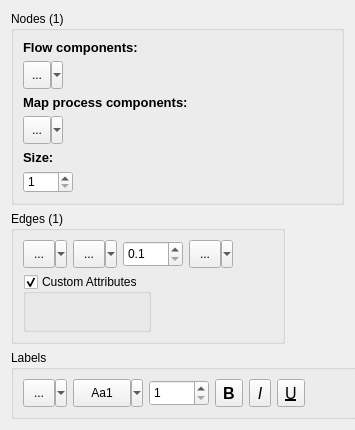
Qt form src/commonui/CNodeEdgePropertiesUI.ui (wojtek48/qvge) before a commit.
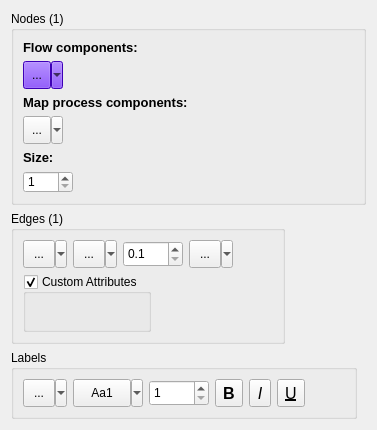
The same form after that commit. Custom widgets are drawn as their Qt base class.

Patch:
```diff
--- a/src/commonui/CNodeEdgePropertiesUI.ui
+++ b/src/commonui/CNodeEdgePropertiesUI.ui
@@ -6,7 +6,7 @@
    <rect>
     <x>0</x>
     <y>0</y>
-    <width>355</width>
+    <width>377</width>
     <height>430</height>
    </rect>
   </property>
@@ -600,6 +600,9 @@
       </item>
       <item row="2" column="0">
        <widget class="QSint::QSplitButton" name="NodeFlowShape">
+        <property name="enabled">
+         <bool>true</bool>
+        </property>
         <property name="minimumSize">
          <size>
           <width>40</width>
@@ -612,6 +615,448 @@
           <height>28</height>
          </size>
         </property>
+        <property name="palette">
+         <palette>
+          <active>
+           <colorrole role="WindowText">
+            <brush brushstyle="SolidPattern">
+             <color alpha="255">
+              <red>0</red>
+              <green>0</green>
+              <blue>0</blue>
+             </color>
+            </brush>
+           </colorrole>
+           <colorrole role="Button">
+            <brush brushstyle="SolidPattern">
+             <color alpha="255">
+              <red>85</red>
+              <green>0</green>
+              <blue>255</blue>
+             </color>
+            </brush>
+           </colorrole>
+           <colorrole role="Light">
+            <brush brushstyle="SolidPattern">
+             <color alpha="255">
+              <red>170</red>
+              <green>127</green>
+              <blue>255</blue>
+             </color>
+            </brush>
+           </colorrole>
+           <colorrole role="Midlight">
+            <brush brushstyle="SolidPattern">
+             <color alpha="255">
+              <red>127</red>
+              <green>63</green>
+              <blue>255</blue>
+             </color>
+            </brush>
+           </colorrole>
+           <colorrole role="Dark">
+            <brush brushstyle="SolidPattern">
+             <color alpha="255">
+              <red>42</red>
+              <green>0</green>
+              <blue>127</blue>
+             </color>
+            </brush>
+           </colorrole>
+           <colorrole role="Mid">
+            <brush brushstyle="SolidPattern">
+             <color alpha="255">
+              <red>56</red>
+              <green>0</green>
+              <blue>170</blue>
+             </color>
+            </brush>
+           </colorrole>
+           <colorrole role="Text">
+            <brush brushstyle="SolidPattern">
+             <color alpha="255">
+              <red>0</red>
+              <green>0</green>
+              <blue>0</blue>
+             </color>
+            </brush>
+           </colorrole>
+           <colorrole role="BrightText">
+            <brush brushstyle="SolidPattern">
+             <color alpha="255">
+              <red>255</red>
+              <green>255</green>
+              <blue>255</blue>
+             </color>
+            </brush>
+           </colorrole>
+           <colorrole role="ButtonText">
+            <brush brushstyle="SolidPattern">
+             <color alpha="255">
+              <red>0</red>
+              <green>0</green>
+              <blue>0</blue>
+             </color>
+            </brush>
+           </colorrole>
+           <colorrole role="Base">
+            <brush brushstyle="SolidPattern">
+             <color alpha="255">
+              <red>255</red>
+              <green>255</green>
+              <blue>255</blue>
+             </color>
+            </brush>
+           </colorrole>
+           <colorrole role="Window">
+            <brush brushstyle="SolidPattern">
+             <color alpha="255">
+              <red>85</red>
+              <green>0</green>
+              <blue>255</blue>
+             </color>
+            </brush>
+           </colorrole>
+           <colorrole role="Shadow">
+            <brush brushstyle="SolidPattern">
+             <color alpha="255">
+              <red>0</red>
+              <green>0</green>
+              <blue>0</blue>
+             </color>
+            </brush>
+           </colorrole>
+           <colorrole role="AlternateBase">
+            <brush brushstyle="SolidPattern">
+             <color alpha="255">
+              <red>170</red>
+              <green>127</green>
+              <blue>255</blue>
+             </color>
+            </brush>
+           </colorrole>
+           <colorrole role="ToolTipBase">
+            <brush brushstyle="SolidPattern">
+             <color alpha="255">
+              <red>255</red>
+              <green>255</green>
+              <blue>220</blue>
+             </color>
+            </brush>
+           </colorrole>
+           <colorrole role="ToolTipText">
+            <brush brushstyle="SolidPattern">
+             <color alpha="255">
+              <red>0</red>
+              <green>0</green>
+              <blue>0</blue>
+             </color>
+            </brush>
+           </colorrole>
+           <colorrole role="PlaceholderText">
+            <brush brushstyle="SolidPattern">
+             <color alpha="128">
+              <red>0</red>
+              <green>0</green>
+              <blue>0</blue>
+             </color>
+            </brush>
+           </colorrole>
+          </active>
+          <inactive>
+           <colorrole role="WindowText">
+            <brush brushstyle="SolidPattern">
+             <color alpha="255">
+              <red>0</red>
+              <green>0</green>
+              <blue>0</blue>
+             </color>
+            </brush>
+           </colorrole>
+           <colorrole role="Button">
+            <brush brushstyle="SolidPattern">
+             <color alpha="255">
+              <red>85</red>
+              <green>0</green>
+              <blue>255</blue>
+             </color>
+            </brush>
+           </colorrole>
+           <colorrole role="Light">
+            <brush brushstyle="SolidPattern">
+             <color alpha="255">
+              <red>170</red>
+              <green>127</green>
+              <blue>255</blue>
+             </color>
+            </brush>
+           </colorrole>
+           <colorrole role="Midlight">
+            <brush brushstyle="SolidPattern">
+             <color alpha="255">
+              <red>127</red>
+              <green>63</green>
+              <blue>255</blue>
+             </color>
+            </brush>
+           </colorrole>
+           <colorrole role="Dark">
+            <brush brushstyle="SolidPattern">
+             <color alpha="255">
+              <red>42</red>
+              <green>0</green>
+              <blue>127</blue>
+             </color>
+            </brush>
+           </colorrole>
+           <colorrole role="Mid">
+            <brush brushstyle="SolidPattern">
+             <color alpha="255">
+              <red>56</red>
+              <green>0</green>
+              <blue>170</blue>
+             </color>
+            </brush>
+           </colorrole>
+           <colorrole role="Text">
+            <brush brushstyle="SolidPattern">
+             <color alpha="255">
+              <red>0</red>
+              <green>0</green>
+              <blue>0</blue>
+             </color>
+            </brush>
+           </colorrole>
+           <colorrole role="BrightText">
+            <brush brushstyle="SolidPattern">
+             <color alpha="255">
+              <red>255</red>
+              <green>255</green>
+              <blue>255</blue>
+             </color>
+            </brush>
+           </colorrole>
+           <colorrole role="ButtonText">
+            <brush brushstyle="SolidPattern">
+             <color alpha="255">
+              <red>0</red>
+              <green>0</green>
+              <blue>0</blue>
+             </color>
+            </brush>
+           </colorrole>
+           <colorrole role="Base">
+            <brush brushstyle="SolidPattern">
+             <color alpha="255">
+              <red>255</red>
+              <green>255</green>
+              <blue>255</blue>
+             </color>
+            </brush>
+           </colorrole>
+           <colorrole role="Window">
+            <brush brushstyle="SolidPattern">
+             <color alpha="255">
+              <red>85</red>
+              <green>0</green>
+              <blue>255</blue>
+             </color>
+            </brush>
+           </colorrole>
+           <colorrole role="Shadow">
+            <brush brushstyle="SolidPattern">
+             <color alpha="255">
+              <red>0</red>
+              <green>0</green>
+              <blue>0</blue>
+             </color>
+            </brush>
+           </colorrole>
+           <colorrole role="AlternateBase">
+            <brush brushstyle="SolidPattern">
+             <color alpha="255">
+              <red>170</red>
+              <green>127</green>
+              <blue>255</blue>
+             </color>
+            </brush>
+           </colorrole>
+           <colorrole role="ToolTipBase">
+            <brush brushstyle="SolidPattern">
+             <color alpha="255">
+              <red>255</red>
+              <green>255</green>
+              <blue>220</blue>
+             </color>
+            </brush>
+           </colorrole>
+           <colorrole role="ToolTipText">
+            <brush brushstyle="SolidPattern">
+             <color alpha="255">
+              <red>0</red>
+              <green>0</green>
+              <blue>0</blue>
+             </color>
+            </brush>
+           </colorrole>
+           <colorrole role="PlaceholderText">
+            <brush brushstyle="SolidPattern">
+             <color alpha="128">
+              <red>0</red>
+              <green>0</green>
+              <blue>0</blue>
+             </color>
+            </brush>
+           </colorrole>
+          </inactive>
+          <disabled>
+           <colorrole role="WindowText">
+            <brush brushstyle="SolidPattern">
+             <color alpha="255">
+              <red>42</red>
+              <green>0</green>
+              <blue>127</blue>
+             </color>
+            </brush>
+           </colorrole>
+           <colorrole role="Button">
+            <brush brushstyle="SolidPattern">
+             <color alpha="255">
+              <red>85</red>
+              <green>0</green>
+              <blue>255</blue>
+             </color>
+            </brush>
+           </colorrole>
+           <colorrole role="Light">
+            <brush brushstyle="SolidPattern">
+             <color alpha="255">
+              <red>170</red>
+              <green>127</green>
+              <blue>255</blue>
+             </color>
+            </brush>
+           </colorrole>
+           <colorrole role="Midlight">
+            <brush brushstyle="SolidPattern">
+             <color alpha="255">
+              <red>127</red>
+              <green>63</green>
+              <blue>255</blue>
+             </color>
+            </brush>
+           </colorrole>
+           <colorrole role="Dark">
+            <brush brushstyle="SolidPattern">
+             <color alpha="255">
+              <red>42</red>
+              <green>0</green>
+              <blue>127</blue>
+             </color>
+            </brush>
+           </colorrole>
+           <colorrole role="Mid">
+            <brush brushstyle="SolidPattern">
+             <color alpha="255">
+              <red>56</red>
+              <green>0</green>
+              <blue>170</blue>
+             </color>
+            </brush>
+           </colorrole>
+           <colorrole role="Text">
+            <brush brushstyle="SolidPattern">
+             <color alpha="255">
+              <red>42</red>
+              <green>0</green>
+              <blue>127</blue>
+             </color>
+            </brush>
+           </colorrole>
+           <colorrole role="BrightText">
+            <brush brushstyle="SolidPattern">
+             <color alpha="255">
+              <red>255</red>
+              <green>255</green>
+              <blue>255</blue>
+             </color>
+            </brush>
+           </colorrole>
+           <colorrole role="ButtonText">
+            <brush brushstyle="SolidPattern">
+             <color alpha="255">
+              <red>42</red>
+              <green>0</green>
+              <blue>127</blue>
+             </color>
+            </brush>
+           </colorrole>
+           <colorrole role="Base">
+            <brush brushstyle="SolidPattern">
+             <color alpha="255">
+              <red>85</red>
+              <green>0</green>
+              <blue>255</blue>
+             </color>
+            </brush>
+           </colorrole>
+           <colorrole role="Window">
+            <brush brushstyle="SolidPattern">
+             <color alpha="255">
+              <red>85</red>
+              <green>0</green>
+              <blue>255</blue>
+             </color>
+            </brush>
+           </colorrole>
+           <colorrole role="Shadow">
+            <brush brushstyle="SolidPattern">
+             <color alpha="255">
+              <red>0</red>
+              <green>0</green>
+              <blue>0</blue>
+             </color>
+            </brush>
+           </colorrole>
+           <colorrole role="AlternateBase">
+            <brush brushstyle="SolidPattern">
+             <color alpha="255">
+              <red>85</red>
+              <green>0</green>
+              <blue>255</blue>
+             </color>
+            </brush>
+           </colorrole>
+           <colorrole role="ToolTipBase">
+            <brush brushstyle="SolidPattern">
+             <color alpha="255">
+              <red>255</red>
+              <green>255</green>
+              <blue>220</blue>
+             </color>
+            </brush>
+           </colorrole>
+           <colorrole role="ToolTipText">
+            <brush brushstyle="SolidPattern">
+             <color alpha="255">
+              <red>0</red>
+              <green>0</green>
+              <blue>0</blue>
+             </color>
+            </brush>
+           </colorrole>
+           <colorrole role="PlaceholderText">
+            <brush brushstyle="SolidPattern">
+             <color alpha="128">
+              <red>0</red>
+              <green>0</green>
+              <blue>0</blue>
+             </color>
+            </brush>
+           </colorrole>
+          </disabled>
+         </palette>
+        </property>
         <property name="statusTip">
          <string>Set shape of the selected nodes</string>
         </property>
@@ -627,6 +1072,9 @@
         <property name="popupMode">
          <enum>QToolButton::MenuButtonPopup</enum>
         </property>
+        <property name="toolButtonStyle">
+         <enum>Qt::ToolButtonIconOnly</enum>
+        </property>
        </widget>
       </item>
      </layout>
```
Left out of the diff: 8 changed lines with no effect on the pictures.
